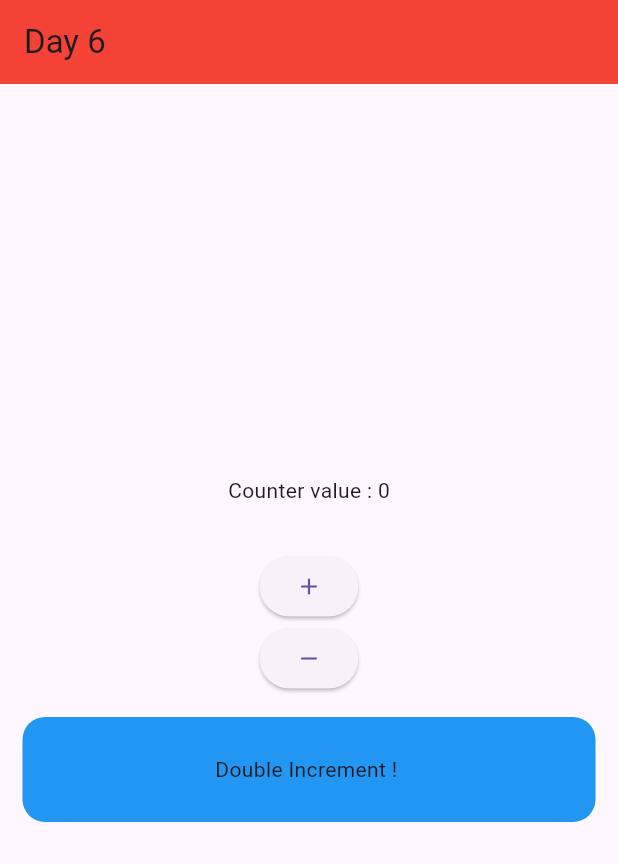
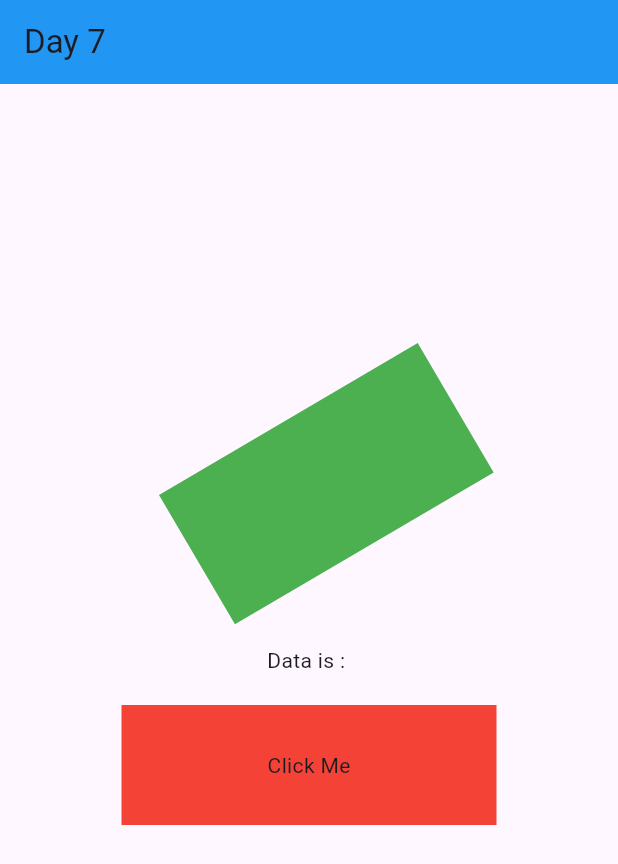
Before and after one commit to Sonykhan1121/Learning-Flutter-, a Flutter app: the screen it shows after launch, on a phone screen of 412 x 824 dp. Shown: the top 864 px of the screen. Run offline on Flutter 3.47's test engine with Material 3 defaults, Android fonts, the phone set to English and light mode, and no system bars.

Commit message:
route & theme & animatedcontainer

```diff
--- a/flutter30dayschallenge/lib/main.dart
+++ b/flutter30dayschallenge/lib/main.dart
@@ -3,6 +3,7 @@
 import 'package:flutter30dayschallenge/pages/day4.dart';
 import 'package:flutter30dayschallenge/pages/day5.dart';
 import 'package:flutter30dayschallenge/pages/day6.dart';
+import 'package:flutter30dayschallenge/pages/day7.dart';
 import 'package:flutter30dayschallenge/pages/home_page.dart';
 import 'package:flutter30dayschallenge/pages/imagepage.dart';
 import 'package:flutter30dayschallenge/pages/loginpage.dart';
@@ -12,17 +13,28 @@
 void main() {
   runApp(MyApp());
 }
-class MyApp extends StatelessWidget
-{
+
+class MyApp extends StatelessWidget {
   @override
   Widget build(BuildContext context) {
     // TODO: implement build
-      return MaterialApp(
-        debugShowCheckedModeBanner: false,
-        title: "30 days Challenges",
-        home: Day6(),
-
-      );
+    return MaterialApp(
+      theme: ThemeData(
+        primarySwatch: Colors.green,
+        appBarTheme: AppBarTheme(
+          backgroundColor: Colors.green,
+        ),
+      ),
+      themeMode: ThemeMode.light,
+      // initialRoute:"/",
+      // routes: {
+      //   "/": (context)=>HomePage(),
+      //   "/login":(context) => Loginpage(),
+      //   "/signup":(context) => Signup(),
+      // },
+      debugShowCheckedModeBanner: false,
+      title: "30 days Challenges",
+      home: Day7(),
+    );
   }
-
 }
--- a/flutter30dayschallenge/lib/pages/day6.dart
+++ b/flutter30dayschallenge/lib/pages/day6.dart
@@ -16,7 +16,7 @@ class _Day6State extends State<Day6> {
       child: Scaffold(
         appBar: AppBar(
           title: Text('Day 6'),
-          backgroundColor: Colors.red,
+        //
         ),
         body: Center(
           child: Column(
--- /dev/null
+++ b/flutter30dayschallenge/lib/pages/day7.dart
@@ -0,0 +1,64 @@
+import 'package:flutter/material.dart';
+
+class Day7 extends StatefulWidget {
+  const Day7({super.key});
+
+  @override
+  State<Day7> createState() => _Day7State();
+}
+
+class _Day7State extends State<Day7> {
+  String data = "";
+  double h = 100, w = 200;
+
+  @override
+  Widget build(BuildContext context) {
+    return Scaffold(
+      appBar: AppBar(
+        title: Text('Day 7'),
+        backgroundColor: Colors.blue,
+      ),
+      body: Center(
+        child: Column(
+          mainAxisAlignment: MainAxisAlignment.center,
+          children: [
+            AnimatedContainer(
+              color: Colors.green,
+              width: w,
+              height: h,
+              curve: Curves.bounceOut,
+              transform: Matrix4.rotationZ(h),
+              duration: Duration(milliseconds: 600),
+            ),
+            Text('Data is : $data'),
+            SizedBox(
+              height: 20,
+            ),
+            InkWell(
+              onTap: () {
+                call();
+              },
+              child: Container(
+                alignment: Alignment.center,
+                height: 80,
+                width: 250,
+                decoration: BoxDecoration(
+                  color: Colors.red,
+                ),
+                child: Text("Click Me"),
+              ),
+            )
+          ],
+        ),
+      ),
+    );
+  }
+
+  void call() {
+    setState(() {
+      h+=50;
+      w+=50;
+      data = "Data Fetched Successfully";
+    });
+  }
+}
```
